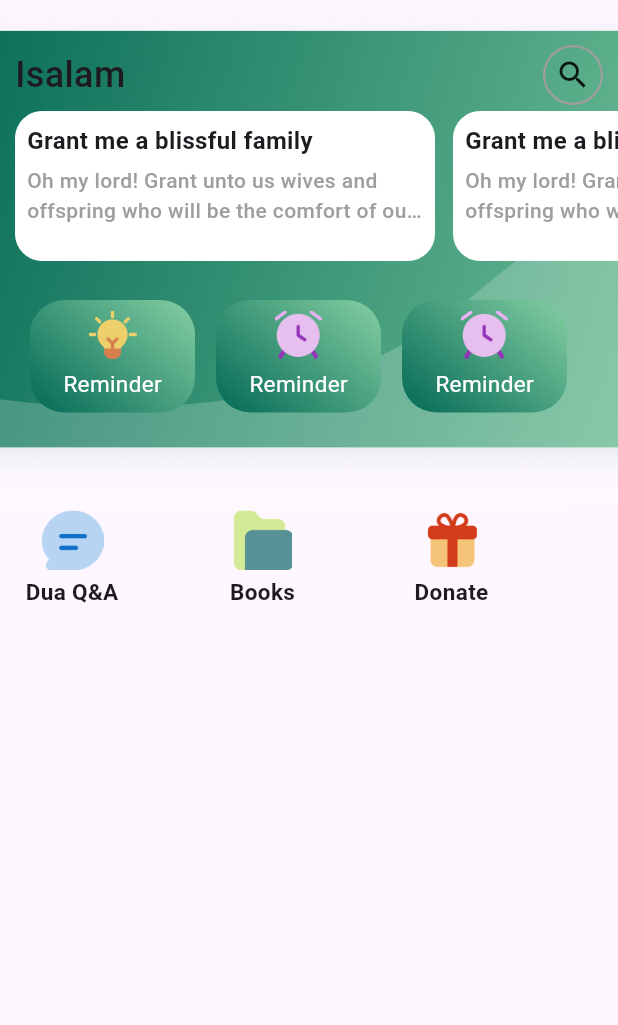
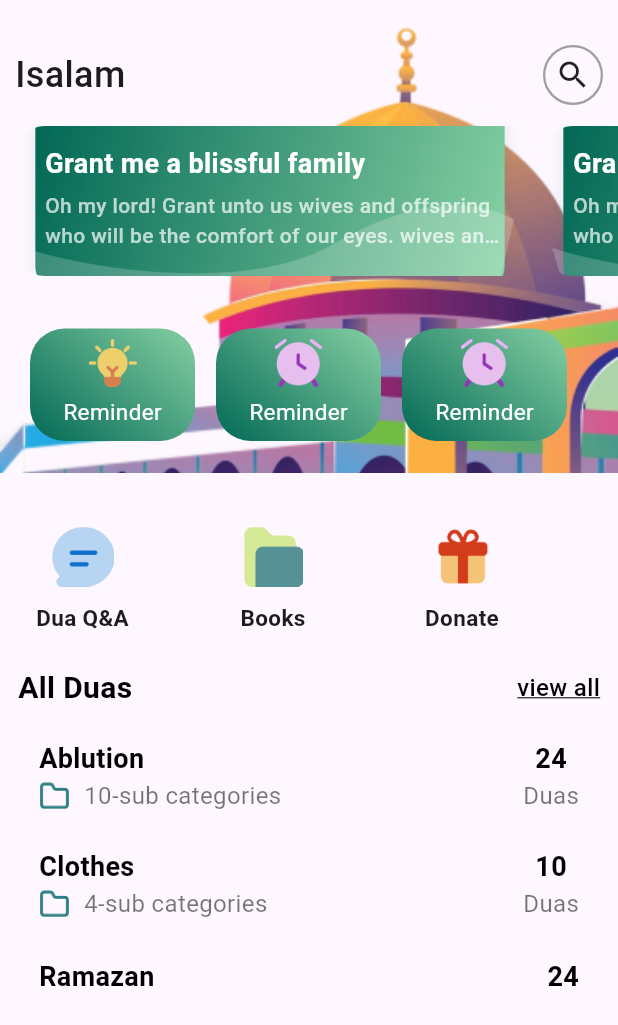
Before and after one commit to zulfiqaralihunzai05/islamic_app, a Flutter app: the HomeScreen screen opened directly, on a phone screen of 412 x 824 dp. Shown: the top 1025 px of the screen. Run offline on Flutter 3.47's test engine with Material 3 defaults, Android fonts, the light colour scheme and no system bars.

Commit message:
complete home screen

```diff
--- /dev/null
+++ b/lib/dashboard/DuaCollectionWidget.dart
@@ -0,0 +1,45 @@
+import 'package:flutter/material.dart';
+class duaCollectionWidget extends StatelessWidget {
+  final String duaMainTitle;
+  final String duaSubHeading;
+  final int duaTotal;
+
+  const duaCollectionWidget({
+    super.key, required this.duaMainTitle, required this.duaSubHeading,required this.duaTotal
+  });
+
+  @override
+  Widget build(BuildContext context) {
+    return Row(
+      children: [
+        Column(
+          crossAxisAlignment: CrossAxisAlignment.start,
+          children: [
+            Text(duaMainTitle, style: TextStyle(color: Colors.black, fontSize: 18, fontWeight: FontWeight.w700)),
+            // SizedBox(height: 10,),
+            Row(
+              children: [
+                Image(image: AssetImage("assets/home/Vector.png"), width: 20, height: 20,),
+                SizedBox(width: 10,),
+                Text(duaSubHeading, style: TextStyle(color: Colors.black54, fontSize: 16, )),
+              ],
+            ),
+
+          ],
+        ),
+        Spacer(),
+
+        Column(
+          children: [
+            Text(duaTotal.toString(), style: TextStyle(color: Colors.black, fontSize: 18,fontWeight: FontWeight.w700,),),
+            SizedBox(width: 10,),
+            Text("Duas", style: TextStyle(color: Colors.black54, fontSize: 16,
+
+            ),)
+          ],
+        ),
+
+      ],
+    );
+  }
+}
--- a/lib/dashboard/home-screen.dart
+++ b/lib/dashboard/home-screen.dart
@@ -2,6 +2,7 @@ import 'package:flutter/material.dart';
 
 import '../presentation/screen/onboadring/view/widgets/homeScreenWidget.dart';
 import '../presentation/screen/onboadring/view/widgets/homeTextImageWidget.dart';
+import 'DuaCollectionWidget.dart';
 
 class HomeScreen extends StatelessWidget {
   final List<Map<String, String>> sliderData = [
@@ -28,14 +29,14 @@ class HomeScreen extends StatelessWidget {
       body: Column(
         children: [
           SizedBox(
-            height: 340,
+            height: 315,
             child: Stack(
               children: [
                 Positioned(
                   left: 0,
                   right: 0,
                   child: Image(
-                    image: AssetImage("assets/home/background-image.png"),
+                    image: AssetImage("assets/home/Hero.png"),
                     width: 400,
                     height: 350,
                     fit: BoxFit.cover,
@@ -71,7 +72,7 @@ class HomeScreen extends StatelessWidget {
                       ],
                     )),
                 Positioned(
-                    top: 74,
+                    top: 84,
                     left: 0,
                     right: 0,
                     child: SingleChildScrollView(
@@ -80,16 +81,22 @@ class HomeScreen extends StatelessWidget {
                         padding: const EdgeInsets.only(left: 10.0, right: 10),
                         child: Row(
                           children: sliderData.map((item) {
-                            return Container(
-                              width: 280,
+                            return ClipRRect(
+                              borderRadius: BorderRadius.circular(20),
+                              child: Container(
+                                width: 340,
                                 height: 100,
                                 margin: EdgeInsets.only(right: 12),
                                 decoration: BoxDecoration(
-                                color: Colors.white,
-                                borderRadius: BorderRadius.circular(18),
+                                  image: DecorationImage(
+                                    image: AssetImage(
+                                        'assets/home/cont_bachg.png'),
+                                    fit: BoxFit.cover,
+                                  ),
+
                                 ),
                                 child: Padding(
-                                padding: const EdgeInsets.all(8.0),
+                                  padding: const EdgeInsets.only(left: 20.0, right: 16, top: 12),
                                   child: Column(
                                     mainAxisAlignment: MainAxisAlignment.start,
                                     crossAxisAlignment: CrossAxisAlignment.start,
@@ -97,8 +104,9 @@ class HomeScreen extends StatelessWidget {
                                       Text(
                                         item['title']!,
                                         style: TextStyle(
-                                          fontWeight: FontWeight.w700,
-                                          fontSize: 16),
+                                            fontWeight: FontWeight.w600,
+                                            fontSize: 18,
+                                        color: Colors.white),
                                       ),
                                       SizedBox(
                                         height: 5,
@@ -110,9 +118,10 @@ class HomeScreen extends StatelessWidget {
                                         style: TextStyle(
                                             fontWeight: FontWeight.w500,
                                             fontSize: 14,
-                                          color: Colors.grey),
+                                            color: Colors.white70),
                                       ),
                                     ],
+                                  ),
                                 ),
                               ),
                             );
@@ -121,7 +130,7 @@ class HomeScreen extends StatelessWidget {
                       ),
                     )),
                 Positioned(
-                  top: 200,
+                  top: 219,
                   left: 20,
                   right: 0,
                   child: SingleChildScrollView(
@@ -153,24 +162,77 @@ class HomeScreen extends StatelessWidget {
               ],
             ),
           ),
+          SizedBox(
+            height: 24,
+          ),
+          Padding(
+            padding: const EdgeInsets.all(12.0),
+            child: Column(
+              children: [
                 Row(
                   children: [
                     Padding(
-                padding: const EdgeInsets.only(left: 17.0),
+                      padding: const EdgeInsets.only(left: 12.0),
                       child: Row(
                         children: [
-                    text_imageWidget(rowImagePath: 'assets/home/chat.png', rowText: 'Dua Q&A',),
-                    SizedBox(width: 66,),
-                    text_imageWidget(rowImagePath:'assets/home/folder.png' , rowText: 'Books',),
-                    SizedBox(width: 66,),
-                    text_imageWidget(rowImagePath: 'assets/home/gift.png', rowText: 'Donate',),
+                          text_imageWidget(
+                            rowImagePath: 'assets/home/chat.png',
+                            rowText: 'Dua Q&A',
+                          ),
+                          SizedBox(
+                            width: 66,
+                          ),
+                          text_imageWidget(
+                            rowImagePath: 'assets/home/folder.png',
+                            rowText: 'Books',
+                          ),
+                          SizedBox(
+                            width: 66,
+                          ),
+                          text_imageWidget(
+                            rowImagePath: 'assets/home/gift.png',
+                            rowText: 'Donate',
+                          ),
+                        ],
+                      ),
+                    ),
+                  ],
+                ),
+                SizedBox(height: 22,),
+                Row(
+                  children: [
+                    Text("All Duas", style: TextStyle(color: Colors.black, fontSize: 20, fontWeight: FontWeight.w700)),
+                    Spacer(),
+                    Text("view all", style: TextStyle(color: Colors.black, fontSize: 16,fontWeight: FontWeight.w500,
+                    decoration: TextDecoration.underline,
+                    ),)
+                  ],
+                ),
+                SizedBox(height: 12,),
+                Padding(
+                  padding: const EdgeInsets.only(left: 14.0, right: 14, top: 8),
+                  child: Column(
+                    children: [
+                      duaCollectionWidget(duaMainTitle: 'Ablution',duaSubHeading: '10-sub categories', duaTotal: 24,),
+                      SizedBox(height: 23,),
+                      duaCollectionWidget(duaMainTitle: 'Clothes', duaSubHeading: '4-sub categories', duaTotal: 10,),
+                      SizedBox(height: 24,),
+                      Row(
+                        children: [
+                          Text("Ramazan", style: TextStyle(color: Colors.black, fontSize: 18, fontWeight: FontWeight.w700),),
+                          Spacer(),
+                          Text("24", style: TextStyle(color: Colors.black, fontSize: 18,fontWeight: FontWeight.w700,)),
+                        ],
+                      )
                     ],
                   ),
 
+                ),
 
+              ],
             ),
-            ],
-          )
+          ),
+
         ],
       ),
     );
--- a/lib/presentation/screen/onboadring/view/widgets/homeTextImageWidget.dart
+++ b/lib/presentation/screen/onboadring/view/widgets/homeTextImageWidget.dart
@@ -17,12 +17,12 @@ class text_imageWidget extends StatelessWidget {
           height: 40,
         ),
         SizedBox(
-          height: 4,
+          height: 10,
         ),
         Text(
           rowText,
           style:
-          TextStyle(fontWeight: FontWeight.w700, fontSize: 15),
+          TextStyle(fontWeight: FontWeight.w700, fontSize: 15, ),
           textAlign: TextAlign.center,
         )
       ],
```
Also changed, not shown: assets/home/Hero.png (added), assets/home/Vector.png (added), assets/home/cont_bachg.png (added), 4 other files. Lines whose indentation alone changed are shown as unchanged.
